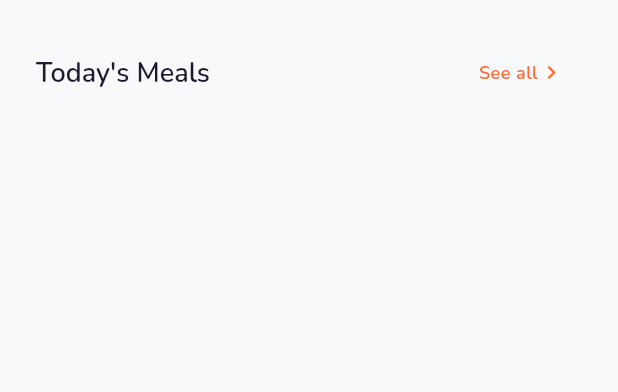
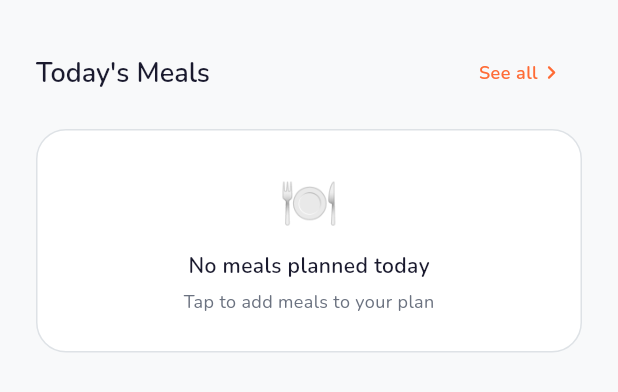
Before and after one commit to tside07/Cravvy-Cooking-App, a Flutter app: the TodayMealsSectionWidget widget shown alone on an empty page, opened directly, on a phone screen of 412 x 824 dp. Shown: the top 392 px of the screen. Run offline on Flutter 3.47's test engine with Material 3 defaults, Android fonts, the phone set to English and light mode, and no system bars; our stand-ins replace cached_network_image, equatable, flutter_dotenv, flutter_svg, gap, go_router and 4 more; accounts and stored records are empty; project files that could hold a hidden picture were left out.

Commit message:
fix: week strips widget error and emply list at home screen

```diff
--- a/lib/modules/home/widgets/today_meals_section_widget.dart
+++ b/lib/modules/home/widgets/today_meals_section_widget.dart
@@ -11,6 +11,7 @@ class TodayMealsSectionWidget extends StatelessWidget {
     return Consumer<MealPlanProvider>(
       builder: (context, provider, _) {
         final meals = provider.selectedDay.meals;
+
         return Column(
           crossAxisAlignment: CrossAxisAlignment.start,
           children: [
@@ -20,7 +21,7 @@ class TodayMealsSectionWidget extends StatelessWidget {
                 top: 24,
                 right: 24,
                 bottom: 14,
-              ), //TODO: no AppPad equivalent for this multi-directional EdgeInsets.only
+              ),
               child: Row(
                 mainAxisAlignment: MainAxisAlignment.spaceBetween,
                 children: [
@@ -29,7 +30,8 @@ class TodayMealsSectionWidget extends StatelessWidget {
                     style: Theme.of(context).textTheme.headlineSmall,
                   ),
                   TextButton(
-                    onPressed: () => context.read<DashboardTabProvider>().switchTo(1),
+                    onPressed: () =>
+                        context.read<DashboardTabProvider>().switchTo(1),
                     child: Row(
                       children: [
                         Text(
@@ -50,6 +52,57 @@ class TodayMealsSectionWidget extends StatelessWidget {
                 ],
               ),
             ),
+
+            // Loading state
+            if (provider.isLoading)
+              const SizedBox(
+                height: 120,
+                child: Center(
+                  child: CircularProgressIndicator(
+                    color: AppColors.primary,
+                    strokeWidth: 2,
+                  ),
+                ),
+              )
+            // Empty state — chưa có meal nào hôm nay
+            else if (meals.isEmpty)
+              Padding(
+                padding: const EdgeInsets.symmetric(horizontal: 24),
+                child: GestureDetector(
+                  onTap: () => context.read<DashboardTabProvider>().switchTo(1),
+                  child: Container(
+                    width: double.infinity,
+                    padding: const EdgeInsets.symmetric(vertical: 24),
+                    decoration: BoxDecoration(
+                      color: AppColors.surface,
+                      borderRadius: AppBorderRadius.a20,
+                      border: Border.all(color: AppColors.border),
+                    ),
+                    child: Column(
+                      children: [
+                        const Text('🍽️', style: TextStyle(fontSize: 32)),
+                        AppGap.h8,
+                        Text(
+                          'No meals planned today',
+                          style: AppTextStyles.s14.copyWith(
+                            fontWeight: FontWeight.w600,
+                            color: AppColors.textPrimary,
+                          ),
+                        ),
+                        AppGap.h4,
+                        Text(
+                          'Tap to add meals to your plan',
+                          style: AppTextStyles.s12.copyWith(
+                            color: AppColors.textSecondary,
+                          ),
+                        ),
+                      ],
+                    ),
+                  ),
+                ),
+              )
+            // Has meals
+            else
               SizedBox(
                 height: 200,
                 child: ListView.builder(
```
Also changed, not shown: lib/modules/meal_plan/widgets/week_strip_widget.dart (+26 -6 lines). Lines whose indentation alone changed are shown as unchanged.
